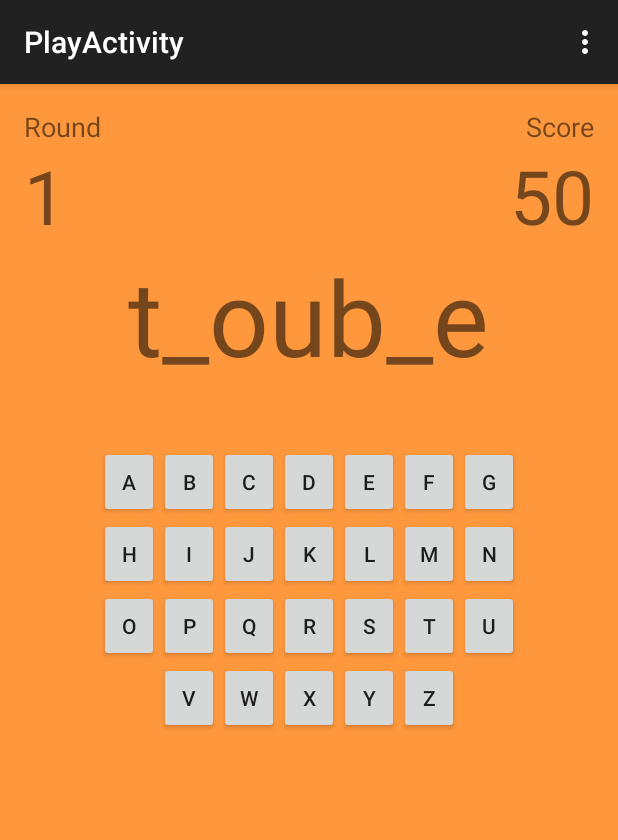
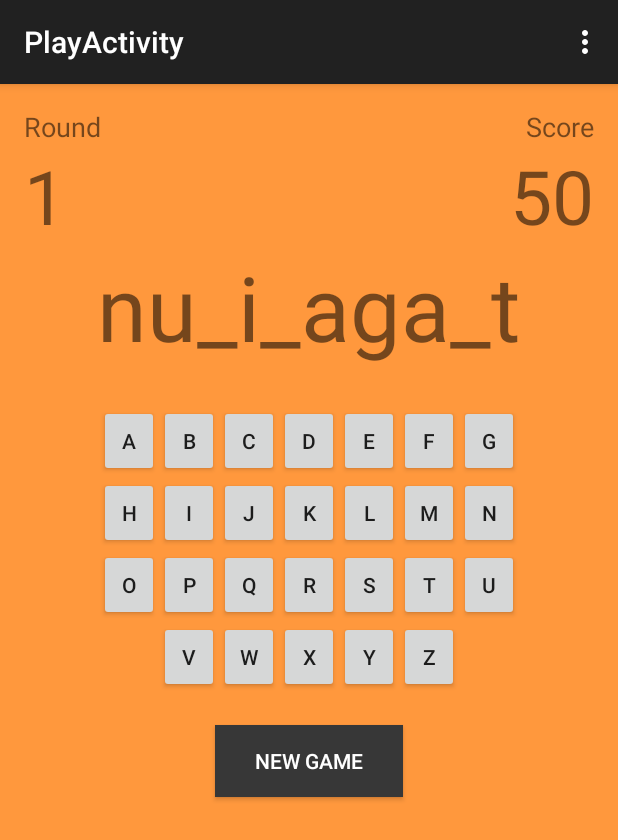
Before and after one commit to mintmymelo/YOU, an Android app: the screen it shows after launch (PlayActivity), after a tap on "PLAY", on a phone screen of 412 x 824 dp. Shown: the top 840 px of the screen. Run offline under Robolectric (Android 15) with nearby library versions, the phone set to English and light mode, and no system bars.

Commit message:
BSProject_V_1.11
PlayActivity OK!

```diff
--- a/app/src/main/java/com/example/penpitcha/you/GameDBHelper.java
+++ b/app/src/main/java/com/example/penpitcha/you/GameDBHelper.java
@@ -37,7 +37,7 @@ public class GameDBHelper extends SQLiteOpenHelper {
         db.execSQL(sql);
         sql = "INSERT INTO vocabulary (word,question,level) VALUES ('nothing','n_thi_g','easy');";
         db.execSQL(sql);
-        sql = "INSERT INTO vocabulary (word,question,level) VALUES ('force','fo_c_e','easy');";
+        sql = "INSERT INTO vocabulary (word,question,level) VALUES ('force','fo_c_','easy');";
         db.execSQL(sql);
         sql = "INSERT INTO vocabulary (word,question,level) VALUES ('suddenly','sud_e_ly','easy');";
         db.execSQL(sql);
@@ -47,7 +47,7 @@ public class GameDBHelper extends SQLiteOpenHelper {
         db.execSQL(sql);
         sql = "INSERT INTO vocabulary (word,question,level) VALUES ('acquiesce','ac_uie_ce','medium');";
         db.execSQL(sql);
-        sql = "INSERT INTO vocabulary (word,question,level) VALUES ('spasm','_ _asm','medium');";
+        sql = "INSERT INTO vocabulary (word,question,level) VALUES ('spasm','__asm','medium');";
         db.execSQL(sql);
         sql = "INSERT INTO vocabulary (word,question,level) VALUES ('venture','_ent_re','medium');";
         db.execSQL(sql);
@@ -59,7 +59,7 @@ public class GameDBHelper extends SQLiteOpenHelper {
         db.execSQL(sql);
         sql = "INSERT INTO vocabulary (word,question,level) VALUES ('kakistocracy','kak_sto_ra_y','hard');" ;
         db.execSQL(sql);
-        sql = "INSERT INTO vocabulary (word,question,level) VALUES ('galeanthropy','gal_ _nth_ _y','hard');" ;
+        sql = "INSERT INTO vocabulary (word,question,level) VALUES ('galeanthropy','gal__nth__py','hard');" ;
         db.execSQL(sql);
         sql = "INSERT INTO vocabulary (word,question,level) VALUES ('lethologica','_eth_lo_ica','hard');" ;
         db.execSQL(sql);
--- a/app/src/main/java/com/example/penpitcha/you/MainActivity.java
+++ b/app/src/main/java/com/example/penpitcha/you/MainActivity.java
@@ -38,24 +38,18 @@ public class MainActivity extends ActionBarActivity {
 
                 String levelName;
 
-                if(level == 1) {
+                if(level == R.id.btEasy) {
                     levelName = "easy";
-                }else if(level == 2){
+                }else if(level == R.id.btMedium){
                     levelName = "medium";
                 }else{
                     levelName = "hard";
                 }
 
-                db = helper.getWritableDatabase();
-                ContentValues r = new ContentValues();
-                r.put("name", name);
-                r.put("score", 50);
-                r.put("level", levelName);
-                long new_id = db.insert("scoreboard", null, r);
 
                 i = new Intent(this, PlayActivity.class);
-                //i.putExtra("playerID", new_id);
-                //i.putExtra("playerLevel", levelName);
+                i.putExtra("playerName", name);
+                i.putExtra("playerLevel", levelName);
                 startActivity(i);
                 break;
 
--- a/app/src/main/java/com/example/penpitcha/you/PlayActivity.java
+++ b/app/src/main/java/com/example/penpitcha/you/PlayActivity.java
@@ -1,5 +1,6 @@
 package com.example.penpitcha.you;
 
+import android.content.ContentValues;
 import android.content.Intent;
 import android.support.v7.app.ActionBarActivity;
 import android.os.Bundle;
@@ -18,11 +19,11 @@ public class PlayActivity extends ActionBarActivity {
     GameDBHelper helper;
     SimpleCursorAdapter adapter;
     Cursor cursor;
-    String playID;
+    String playName;
     String playLevel;
     SQLiteDatabase db;
     int score = 50;
-    static int n = 1;
+    int n = 1;
 
     String word;
     String question;
@@ -32,9 +33,11 @@ public class PlayActivity extends ActionBarActivity {
     TextView tvSV;
 
     static String newQ;
-    static int newScore = 50;
+    int newScore = 50;
 
     static int temp = 0;
+
+    ContentValues r;
 
 
     @Override
@@ -42,13 +45,19 @@ public class PlayActivity extends ActionBarActivity {
         super.onCreate(savedInstanceState);
         setContentView(R.layout.activity_play);
 
+
+        Intent it = this.getIntent();
+
+        playName = it.getStringExtra("playerName");
+        playLevel = it.getStringExtra("playerLevel");
+
         tvRV = (TextView)findViewById(R.id.tvRoundValue);
         tvRV.setText(Integer.toString(n));
 
         helper = new GameDBHelper(this);
 
         db = helper.getReadableDatabase();
-        cursor = db.rawQuery("SELECT word, question FROM vocabulary WHERE level=?;", new String[]{"easy"});
+        cursor = db.rawQuery("SELECT word, question FROM vocabulary WHERE level=?;", new String[]{playLevel});
 
         cursor.moveToFirst(); //get the first row
 
@@ -64,6 +73,17 @@ public class PlayActivity extends ActionBarActivity {
 
     public void setRound(){
         if(cursor.isLast()){
+
+            db = helper.getWritableDatabase();
+            ContentValues r = new ContentValues();
+            r.put("name", playName);
+            r.put("score", newScore);
+            r.put("level", playLevel);
+            long new_id = db.insert("scoreboard", null, r);
+
+            //System.out.println("updated id ==================================== = " + new_id);
+
+
             finish();
         }else {
             cursor.moveToNext(); //get the next row
@@ -79,11 +99,7 @@ public class PlayActivity extends ActionBarActivity {
     }
 
     public void loadActivity(String newQ, int newScore){
-        // Get the intent used to create this activity
-        //Intent i = this.getIntent();
-        // Get a string value named "value1"
-        //playID = it.getStringExtra("playerID");
-        //playLevel = it.getStringExtra("playerLevel");
+
 
 
         if(newQ.indexOf('_') == -1){
@@ -119,19 +135,22 @@ public class PlayActivity extends ActionBarActivity {
 
                 }
             }
-
-
         }
-
         return question;
     }
 
 
     public void ButtonClicked(View v) {
         int id = v.getId();
-        Intent i;
 
         switch(id) {
+
+            case R.id.btNewGame:
+
+                finish();
+
+                break;
+
             case R.id.btA:
 
                 temp++;
--- a/app/src/main/res/layout/activity_main.xml
+++ b/app/src/main/res/layout/activity_main.xml
@@ -47,7 +47,7 @@
         android:orientation="horizontal"
         android:layout_width="fill_parent"
         android:layout_height="wrap_content"
-        android:layout_marginTop="40dp"
+        android:layout_marginTop="30dp"
         android:id="@+id/linearLayout"
         android:layout_below="@+id/etName"
         android:layout_alignParentStart="true">
@@ -120,7 +120,7 @@
         android:textColor="#ffffffff"
         android:layout_below="@+id/linearLayout"
         android:layout_centerHorizontal="true"
-        android:layout_marginTop="33dp"
+        android:layout_marginTop="20dp"
         android:onClick="ButtonClicked" />
 
     <Button
@@ -132,7 +132,7 @@
         android:textColor="#ffffffff"
         android:layout_below="@+id/btPlay"
         android:layout_centerHorizontal="true"
-        android:layout_marginTop="26dp"
+        android:layout_marginTop="20dp"
         android:onClick="ButtonClicked" />
 
 </RelativeLayout>
--- a/app/src/main/res/layout/activity_play.xml
+++ b/app/src/main/res/layout/activity_play.xml
@@ -85,7 +85,7 @@ android:gravity="center|center_vertical|center_horizontal"
         android:gravity="center"
         android:layout_below="@+id/tvQuestion"
         android:layout_alignParentStart="true"
-        android:layout_marginTop="40dp">
+        android:layout_marginTop="25dp">
 
         <GridLayout
             android:layout_width="wrap_content"
@@ -334,8 +334,20 @@ android:gravity="center|center_vertical|center_horizontal"
         android:layout_height="wrap_content"
         android:text="Question"
         android:id="@+id/tvQuestion"
-        android:textSize="70dp"
+        android:textSize="60dp"
         android:layout_below="@+id/linearLayout2"
         android:layout_centerHorizontal="true" />
 
+    <Button
+        android:layout_width="125dp"
+        android:layout_height="wrap_content"
+        android:text="New Game"
+        android:id="@+id/btNewGame"
+        android:layout_below="@+id/linearLayout4"
+        android:layout_centerHorizontal="true"
+        android:layout_marginTop="18dp"
+        android:background="#ff373737"
+        android:textColor="#ffffff"
+        android:onClick="ButtonClicked" />
+
 </RelativeLayout>
```
